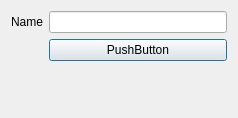
Qt form add_zoning.ui (Mapotempo/mapotempo-qgis-plugin) before a commit.
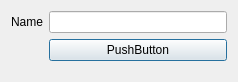
The same form after that commit.

Patch:
```diff
--- a/add_zoning.ui
+++ b/add_zoning.ui
@@ -7,7 +7,7 @@
     <x>0</x>
     <y>0</y>
     <width>238</width>
-    <height>118</height>
+    <height>82</height>
    </rect>
   </property>
   <property name="windowTitle">
```
